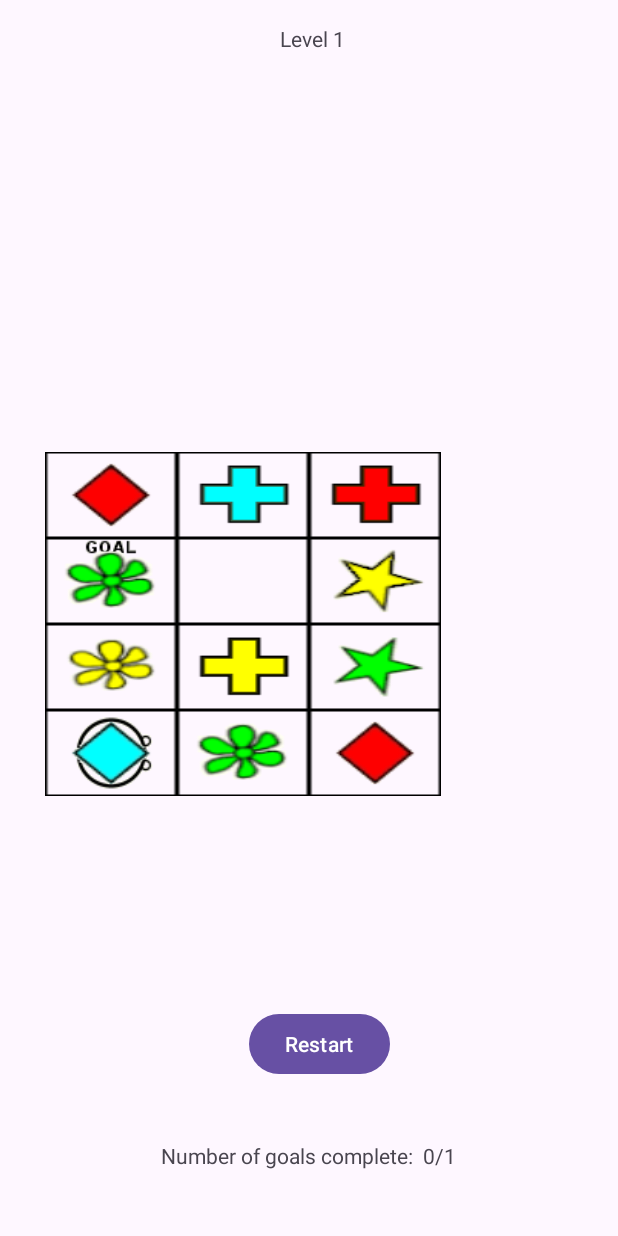
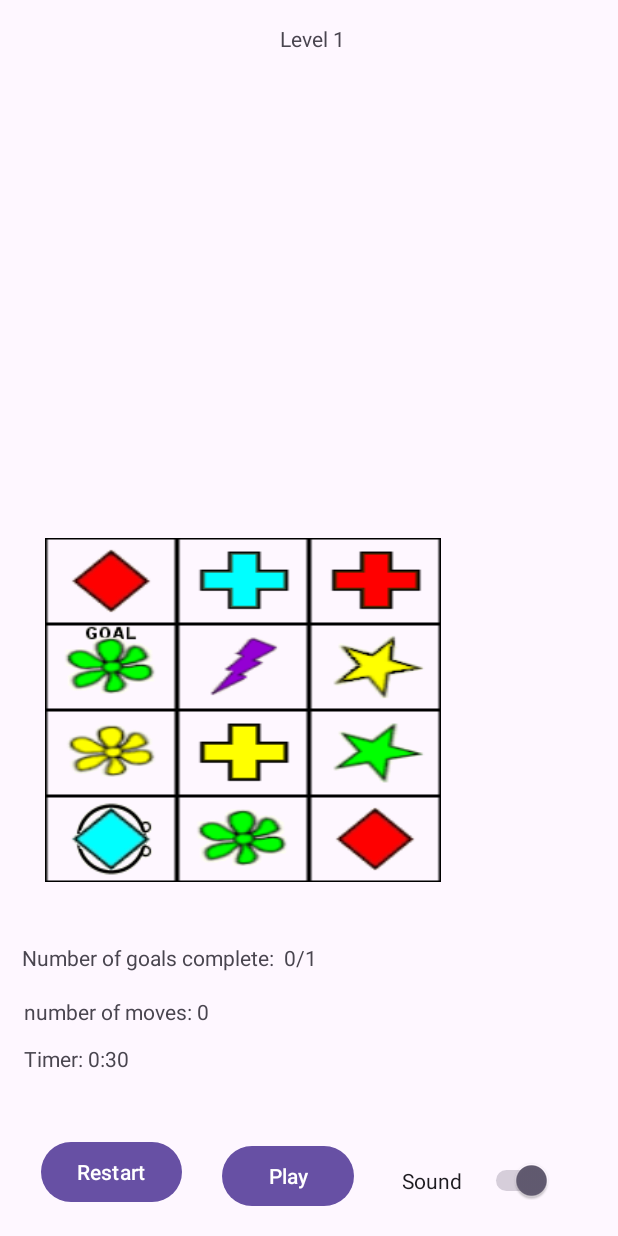
Before and after one commit to KeaganErasmus/BCDEJava, an Android app: the screen it shows after launch (MainActivity), on a phone screen of 412 x 824 dp. Run offline under Robolectric (Android 15) with nearby library versions, the phone set to English and light mode, and no system bars.

Commit message:
done all the must have features, 8 should have and 1 could have.

```diff
--- a/Ass3/app/src/main/java/com/example/eyeball/MainActivity.java
+++ b/Ass3/app/src/main/java/com/example/eyeball/MainActivity.java
@@ -2,32 +2,57 @@ package com.example.eyeball;
 
 import android.annotation.SuppressLint;
 import android.content.Intent;
+import android.media.MediaPlayer;
 import android.os.Build;
 import android.os.Bundle;
+import android.os.CountDownTimer;
 import android.view.View;
 import android.widget.Button;
 import android.widget.FrameLayout;
 import android.widget.GridLayout;
 import android.widget.ImageView;
+import android.widget.Switch;
 import android.widget.TextView;
+import android.widget.Toast;
 
 import androidx.appcompat.app.AppCompatActivity;
-import com.example.eyeball.model.*;
+
+import com.example.eyeball.model.Color;
+import com.example.eyeball.model.Direction;
+import com.example.eyeball.model.Game;
+import com.example.eyeball.model.PlayableSquare;
+import com.example.eyeball.model.Shape;
+import com.example.eyeball.model.Square;
 
 import java.util.ArrayList;
 
 public class MainActivity extends AppCompatActivity {
     Game game = new Game();
     GridLayout levelGrid;
-    FrameLayout frameLayout;
+    FrameLayout images;
 
     TextView goalCount;
     TextView goalText;
+    TextView moveText;
+    TextView timerText;
+    TextView helpText;
 
-    private String levelName;
+    MediaPlayer moveSound;
+    MediaPlayer winSound;
+    MediaPlayer lostSound;
+    MediaPlayer wrongMoveSound;
+    @SuppressLint("UseSwitchCompatOrMaterialCode")
+    Switch soundSwitch;
+    boolean playSound;
 
+    int moveCount = 0;
 
+    CountDownTimer timer;
+    long timeLeft = 30000; // 30 second timer
+    boolean timerRunning;
+    Button timerButton;
 
+    @SuppressLint("SetTextI18n")
     @Override
     protected void onCreate(Bundle savedInstanceState) {
         super.onCreate(savedInstanceState);
@@ -36,8 +61,34 @@ public class MainActivity extends AppCompatActivity {
         // Play the game
         startGame();
         goalText = findViewById(R.id.goalCountText);
-        goalText.setText("Number of goals complete:  " + (game.getCompletedGoalCount()) + "/" + (game.getGoalCount()));
+        goalText.setText("Number of goals complete:  "
+                + game.getCompletedGoalCount() + "/" + game.getGoalCount());
+        moveText = findViewById(R.id.moveCounter);
+        moveText.setText("number of moves: " + moveCount);
+
+        helpText = findViewById(R.id.help_text);
+
+        soundSwitch = findViewById(R.id.soundSwitch);
+        soundSwitch.setChecked(true);
+
+        moveSound = MediaPlayer.create(this, R.raw.move);
+        winSound = MediaPlayer.create(this, R.raw.win);
+        lostSound = MediaPlayer.create(this, R.raw.lost);
+        wrongMoveSound = MediaPlayer.create(this, R.raw.wrong);
+
+        timerText = findViewById(R.id.timer);
+        timerButton = findViewById(R.id.PausePlay);
+        timerButton.setText("Play");
+
+        timerButton.setOnClickListener(new View.OnClickListener() {
+            @Override
+            public void onClick(View v) {
+                startStop();
+            }
+        });
+        updateTimer();
     }
+
 
     @SuppressLint("SetTextI18n")
     private void startGame(){
@@ -45,14 +96,13 @@ public class MainActivity extends AppCompatActivity {
         setLevelName("Level 1");
     }
 
-
     private void generateLevel(){
         // Generate what the game should look like
         game.addSquare(new PlayableSquare(Color.RED, Shape.DIAMOND), 0, 0);
         game.addSquare(new PlayableSquare(Color.BLUE, Shape.CROSS), 0, 1);
         game.addSquare(new PlayableSquare(Color.RED, Shape.CROSS), 0, 2);
         game.addSquare(new PlayableSquare(Color.GREEN, Shape.FLOWER), 1, 0);
-        game.addSquare(new BlankSquare(), 1, 1);
+        game.addSquare(new PlayableSquare(Color.PURPLE, Shape.BOLT), 1, 1);
         game.addSquare(new PlayableSquare(Color.YELLOW, Shape.STAR), 1, 2);
         game.addSquare(new PlayableSquare(Color.YELLOW, Shape.FLOWER), 2, 0);
         game.addSquare(new PlayableSquare(Color.YELLOW, Shape.CROSS), 2, 1);
@@ -83,47 +133,99 @@ public class MainActivity extends AppCompatActivity {
                 button.setTag(new int[]{row, col});
 
                 String imgName = setImages(row, col);
-                int resId = getResources().getIdentifier(imgName, "drawable", getPackageName());
-                button.setBackgroundResource(resId);
+                int img = getResources().getIdentifier(imgName, "drawable", getPackageName());
+                button.setBackgroundResource(img);
 
                 button.setOnClickListener(view -> {
                     int[] position = (int[]) view.getTag();
                     onClickHandle(position[0], position[1]);
                 });
 
-                frameLayout = new FrameLayout(this);
-                frameLayout.addView(button);
+                images = new FrameLayout(this);
+                images.addView(button);
 
                 addImagesToSquares(row,col);
-//                addGoalImg(row,col);
-
-                levelGrid.addView(frameLayout);
+                levelGrid.addView(images);
             }
         }
     }
 
+    private void startStop() {
+        if(timerRunning){
+            stopTimer();
+        }else{
+            startTimer();
+        }
+    }
+
+    @SuppressLint("SetTextI18n")
+    public void startTimer() {
+        timer = new CountDownTimer(timeLeft, 1000) {
+            @Override
+            public void onTick(long millisUntilFinished) {
+                timeLeft = millisUntilFinished;
+                updateTimer();
+            }
+
+            @Override
+            public void onFinish() {
+                gameLost();
+            }
+        }.start();
+
+        timerButton.setText("Pause");
+        timerRunning = true;
+    }
+
+    @SuppressLint("SetTextI18n")
+    public void stopTimer() {
+        timer.cancel();
+        timerButton.setText("Play");
+        timerRunning = false;
+    }
+
+    @SuppressLint("SetTextI18n")
+    private void updateTimer(){
+        int min = (int) timeLeft / 60000;
+        int sec = (int) timeLeft % 60000 / 1000;
+
+        String timeLeftText = "" +min;
+        timeLeftText += ":";
+        if (sec < 10){
+            timeLeftText += 0;
+        }
+        timeLeftText += sec;
+        timerText.setText("Timer: " + timeLeftText);
+    }
+
+    @SuppressLint("SetTextI18n")
+    public void gameLost(){
+        helpText.setText("The timer ran out YOU WERE TOO SLOW");
+        lostSound.start();
+        onPause();
+    }
+
     public String setImages(int row, int column) {
         ArrayList<Square> allMySquares = game.currentLevel.allMySquares;
-        String result = "";
         for (Square square : allMySquares) {
             if (row == square.getRow() && column == square.getCol()) {
                 String squareColor = square.color.toString();
                 String squareShape = square.shape.toString();
-                result = squareColor.toLowerCase() + "_" + squareShape.toLowerCase();
+                return squareColor.toLowerCase() + "_" + squareShape.toLowerCase();
             }
         }
-        return result;
+        return "";
     }
 
     private void addImagesToSquares(int row, int col){
         if (row == game.getEyeballRow() && col == game.getEyeballColumn()) {
-            ImageView playerImage = new ImageView(this);
-            playerImage.setTag("playerImage");
+            ImageView eyeball = new ImageView(this);
+            eyeball.setTag("eyeballImage");
 
-            int playerImageResId = getResources().getIdentifier("eyes_right", "drawable", getPackageName());
-            playerImage.setImageResource(playerImageResId);
+            int eyeballId = getResources().getIdentifier("eyes_right", "drawable", getPackageName());
+            eyeball.setImageResource(eyeballId);
 
-            frameLayout.addView(playerImage);
+            images.addView(eyeball);
         }
         if(game.hasGoalAt(row, col)){
             ImageView goalImage = new ImageView(this);
@@ -132,17 +234,17 @@ public class MainActivity extends AppCompatActivity {
             int goalImageResId = getResources().getIdentifier("goal", "drawable", getPackageName());
             goalImage.setImageResource(goalImageResId);
 
-            frameLayout.addView(goalImage);
+            images.addView(goalImage);
         }
     }
 
-
     private void setLevelName(String levelName){
-        TextView text = findViewById(R.id.LevelName);
-        text.setText(levelName);
+        TextView levelText = findViewById(R.id.LevelName);
+        levelText.setText(levelName);
     }
 
     public void restartClicked(View view) {
+        // check android version and run a different restart method
         if (Build.VERSION.SDK_INT >= 11) {
             recreate();
         } else {
@@ -158,35 +260,44 @@ public class MainActivity extends AppCompatActivity {
 
     @SuppressLint("SetTextI18n")
     public void onClickHandle(int row, int col) {
-        TextView helpText = findViewById(R.id.help_text);
+        helpText = findViewById(R.id.help_text);
         goalCount = findViewById(R.id.goalCountText);
 
+        playSound = soundSwitch.isChecked();
+
         if (game.canMoveTo(row, col)) {
+            if(playSound) {
+                moveSound.start();
+            }
+            moveCounter();
             helpText.setText("");
             if (game.hasGoalAt(row, col)) {
+                if(playSound) {
+                    winSound.start();
+                }
                 game.completedGoal();
                 helpText.setText("You reached the Goal!!!!");
                 goalCount.setText("Number of goals complete:  " + (game.getCompletedGoalCount()) + "/" + (game.getGoalCount()));
             }
             game.moveTo(row, col);
-            eyeballImgRemove(row, col);
+            removeImg();
             DisplayEyeballImg(row, col, game.getEyeballDirection());
-
         } else {
-            game.checkDirectionMessage(row,col);
-            helpText.setText("Invalid Move: Eyeball can only move to the same Color or Shape, Eyeball can not move backwards or diagonally");
+            wrongMoveSound.start();
+            String message = game.checkDirectionMessage(row,col).toString();
+            helpText.setText(message);
         }
     }
 
-
-    private void eyeballImgRemove(int row, int col) {
+    private void removeImg() {
+        // Remove Eyeball image
         for (int i = 0; i < levelGrid.getChildCount(); i++) {
             View v = levelGrid.getChildAt(i);
             if (v instanceof FrameLayout) {
                 FrameLayout frameLayout = (FrameLayout) v;
                 for (int j = 0; j < frameLayout.getChildCount(); j++) {
                     View subView = frameLayout.getChildAt(j);
-                    if (subView.getTag() != null && subView.getTag().equals("playerImage")) {
+                    if (subView.getTag() != null && subView.getTag().equals("eyeballImage")) {
                         frameLayout.removeView(subView);
                         return;
                     }
@@ -197,18 +308,31 @@ public class MainActivity extends AppCompatActivity {
 
     private void DisplayEyeballImg(int row, int column, Direction direction) {
         FrameLayout frameLayout = (FrameLayout) levelGrid.getChildAt(row * levelGrid.getColumnCount() + column);
-        ImageView playerImage = new ImageView(this);
+        ImageView eyeball = new ImageView(this);
         String eyeballImage = "";
-        switch (direction) {
-            case UP -> eyeballImage = "eyes_up";
-            case DOWN -> eyeballImage = "eyes_down";
-            case LEFT -> eyeballImage = "eyes_left";
-            case RIGHT -> eyeballImage = "eyes_right";
+
+        if(direction == Direction.UP){
+            eyeballImage = "eyes_up";
+        }
+        else if (direction == Direction.DOWN){
+            eyeballImage = "eyes_down";
+        }
+        else if (direction == Direction.LEFT){
+            eyeballImage = "eyes_left";
+        }else {
+            eyeballImage = "eyes_right";
         }
 
         int playerImageResId = getResources().getIdentifier(eyeballImage, "drawable", getPackageName());
-        playerImage.setImageResource(playerImageResId);
-        playerImage.setTag("playerImage");
-        frameLayout.addView(playerImage);
+        eyeball.setImageResource(playerImageResId);
+        eyeball.setTag("eyeballImage");
+        frameLayout.addView(eyeball);
     }
+
+    @SuppressLint("SetTextI18n")
+    private void moveCounter(){
+        moveCount += 1;
+        moveText.setText("number of moves: " + moveCount);
+    }
+
 }
--- a/Ass3/app/src/main/java/com/example/eyeball/model/Color.java
+++ b/Ass3/app/src/main/java/com/example/eyeball/model/Color.java
@@ -1,4 +1,4 @@
 package com.example.eyeball.model;
 public enum Color {
-    BLUE, RED, YELLOW, GREEN, BLANK
+    BLUE, RED, YELLOW, GREEN, BLANK, PURPLE
 }
--- a/Ass3/app/src/main/java/com/example/eyeball/model/Game.java
+++ b/Ass3/app/src/main/java/com/example/eyeball/model/Game.java
@@ -231,8 +231,11 @@ public class Game implements ILevelHolder, IGoalHolder,ISquareHolder, IEyeballHo
                     }
                 }
             }
+            if(MessageIfMovingTo(row, col) != Message.OK){
+                return Message.DIFFERENT_SHAPE_OR_COLOR;
+            }
+            return  Message.OK;
         }
-        return Message.OK;
     }
 
     public boolean canMoveTo(int row, int col){
--- a/Ass3/app/src/main/java/com/example/eyeball/model/Shape.java
+++ b/Ass3/app/src/main/java/com/example/eyeball/model/Shape.java
@@ -1,5 +1,5 @@
 package com.example.eyeball.model;
 
 public enum Shape {
-    DIAMOND, CROSS, STAR, FLOWER, BLANK, LIGHTNING
+    DIAMOND, CROSS, STAR, FLOWER, BLANK, BOLT
 }
--- a/Ass3/app/src/main/res/layout/activity_main.xml
+++ b/Ass3/app/src/main/res/layout/activity_main.xml
@@ -26,25 +26,24 @@
         android:id="@+id/goalCountText"
         android:layout_width="wrap_content"
         android:layout_height="wrap_content"
-        android:layout_marginBottom="44dp"
+        android:layout_marginBottom="176dp"
         android:text="@string/goalCountText"
         app:layout_constraintBottom_toBottomOf="parent"
         app:layout_constraintEnd_toEndOf="parent"
-        app:layout_constraintHorizontal_bias="0.497"
+        app:layout_constraintHorizontal_bias="0.067"
         app:layout_constraintStart_toStartOf="parent" />
 
     <Button
         android:id="@+id/restartButton"
         android:layout_width="wrap_content"
         android:layout_height="wrap_content"
+        android:onClick="restartClicked"
         android:text="@string/restart"
-        android:onClick="restartClicked"
         app:layout_constraintBottom_toBottomOf="parent"
-        app:layout_constraintEnd_toEndOf="parent"
-        app:layout_constraintHorizontal_bias="0.523"
+        app:layout_constraintEnd_toStartOf="@+id/PausePlay"
         app:layout_constraintStart_toStartOf="parent"
         app:layout_constraintTop_toTopOf="parent"
-        app:layout_constraintVertical_bias="0.866" />
+        app:layout_constraintVertical_bias="0.976" />
 
     <GridLayout
         android:id="@+id/LevelGrid"
@@ -66,4 +65,46 @@
         app:layout_constraintTop_toTopOf="parent"
         tools:text="Help Text" />
 
+    <TextView
+        android:id="@+id/moveCounter"
+        android:layout_width="wrap_content"
+        android:layout_height="wrap_content"
+        android:layout_marginStart="16dp"
+        android:layout_marginBottom="140dp"
+        android:text="number of moves"
+        app:layout_constraintBottom_toBottomOf="parent"
+        app:layout_constraintStart_toStartOf="parent" />
+
+    <Switch
+        android:id="@+id/soundSwitch"
+        android:layout_width="100dp"
+        android:layout_height="42dp"
+        android:layout_marginEnd="44dp"
+        android:layout_marginBottom="16dp"
+        android:text="Sound"
+        app:layout_constraintBottom_toBottomOf="parent"
+        app:layout_constraintEnd_toEndOf="parent"
+        tools:ignore="UseSwitchCompatOrMaterialXml"
+        tools:text="Sound" />
+
+    <TextView
+        android:id="@+id/timer"
+        android:layout_width="wrap_content"
+        android:layout_height="wrap_content"
+        android:layout_marginStart="16dp"
+        android:layout_marginTop="12dp"
+        android:text="Timer"
+        app:layout_constraintStart_toStartOf="parent"
+        app:layout_constraintTop_toBottomOf="@+id/moveCounter" />
+
+    <Button
+        android:id="@+id/PausePlay"
+        android:layout_width="wrap_content"
+        android:layout_height="wrap_content"
+        android:layout_marginEnd="32dp"
+        android:layout_marginBottom="16dp"
+        android:text="Pause"
+        app:layout_constraintBottom_toBottomOf="parent"
+        app:layout_constraintEnd_toStartOf="@+id/soundSwitch" />
+
 </androidx.constraintlayout.widget.ConstraintLayout>
```
Also changed, not shown: Ass3/app/src/main/res/drawable/purple_bolt.gif (added), 4 other files.
